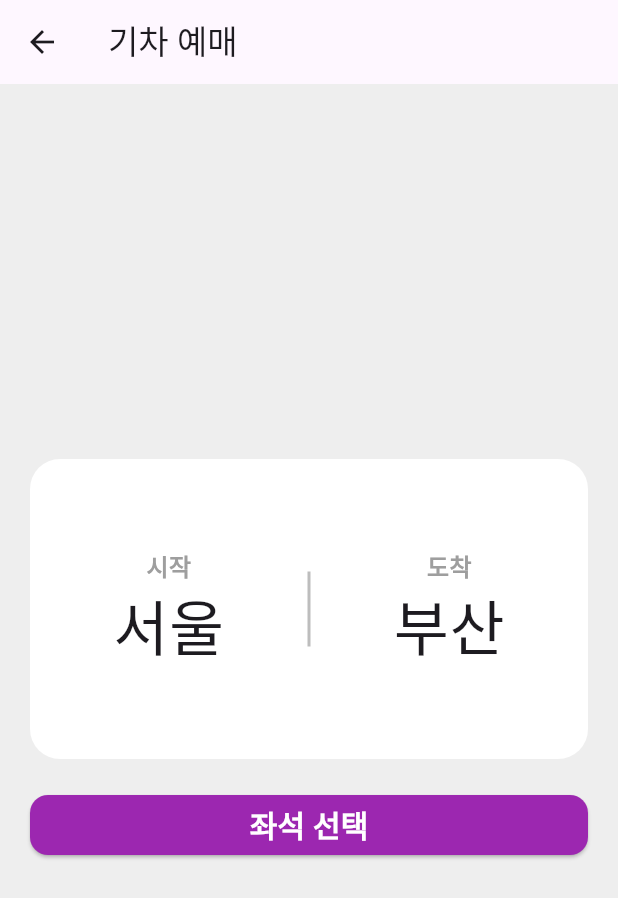
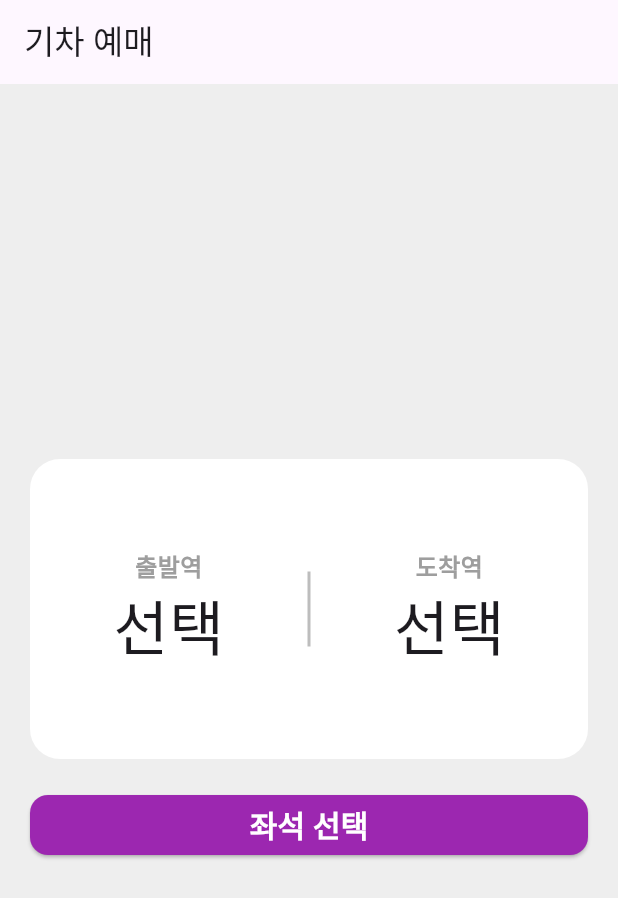
Before and after one commit to Dev-Combu/flutter_train_app, a Flutter app: the HomePage screen opened directly, on a phone screen of 412 x 824 dp. Shown: the top 898 px of the screen. Run offline on Flutter 3.47's test engine with Material 3 defaults, Android fonts, the phone set to English and light mode, and no system bars.

```diff
--- a/lib/hompage.dart
+++ b/lib/hompage.dart
@@ -1,6 +1,15 @@
 import 'package:flutter/material.dart';
+import 'package:flutter_train_app/train_Station_List_Page.dart';
 
-class HomePage extends StatelessWidget{
+class HomePage extends StatefulWidget{
+  @override
+  State<StatefulWidget> createState() => _HomePageState();
+}
+
+class _HomePageState extends State<HomePage>{
+
+  String? start = '';
+  String? last = '';
 
   @override
   Widget build(BuildContext context) {
@@ -15,7 +24,7 @@ class HomePage extends StatelessWidget{
               child: Column(
                 mainAxisAlignment: MainAxisAlignment.center,
                 children: [
-                  station("서울", "부산"),
+                  station("$start", "$last"),
                   SizedBox(height: 20),
                   Seat_Choice(),
                 ],
@@ -34,13 +43,13 @@ class HomePage extends StatelessWidget{
           mainAxisAlignment: MainAxisAlignment.center,
           children: [
             Row(mainAxisAlignment: MainAxisAlignment.spaceEvenly, children: [
-              label("시작", start),
+              label("출발역", start),
               Container(
                 width: 2,
                 height: 50,
                 color: Colors.grey[400],
               ),
-              label("도착", last)
+              label("도착역", last)
             ])
           ],
         ),
@@ -48,8 +57,17 @@ class HomePage extends StatelessWidget{
     );
   }
 
-  Column label(String label, String station) {
-    return Column(
+  GestureDetector label(String label, String? station) {
+    return GestureDetector(
+      onTap: () {
+        Navigator.push(
+          context,
+          MaterialPageRoute(
+            builder: (context) => StationListPage('$label'),
+          ),
+        );
+      },
+      child: Column(
         children: [
           Text('$label',
               style: TextStyle(
@@ -58,10 +76,11 @@ class HomePage extends StatelessWidget{
                 fontWeight: FontWeight.bold,
               )),
           Text(
-          '$station',
+            station = station == '' ? '선택' : '$station',
             style: TextStyle(fontSize: 40),
           ),
         ],
+      ),
     );
   }
 }
--- a/lib/main.dart
+++ b/lib/main.dart
@@ -13,8 +13,9 @@ class MyApp extends StatelessWidget {
   // This widget is the root of your application.
   @override
   Widget build(BuildContext context) {
+
     return MaterialApp(
-      home: SeatPage(),
+      home: HomePage(),
     );
   }
 }
--- a/lib/train_seat_page.dart
+++ b/lib/train_seat_page.dart
@@ -9,5 +9,4 @@ class SeatPage extends StatelessWidget{
         ),
     );
   }
-
 }
```
Also changed, not shown: lib/train_Station_List_Page.dart (+6 -1 lines). Lines whose indentation alone changed are shown as unchanged.
